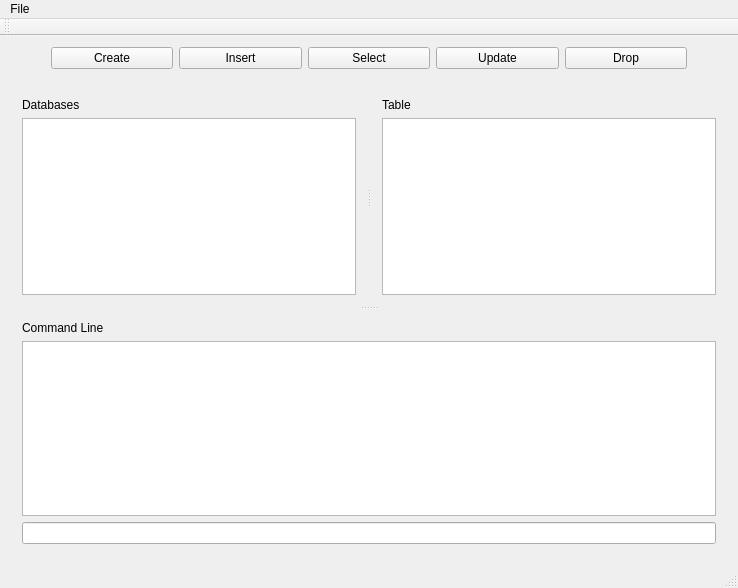
Above: SQL Manager/src/SQLManagerGUI.ui from CBall02/Senior-Project before the change. Below: the same form after it.
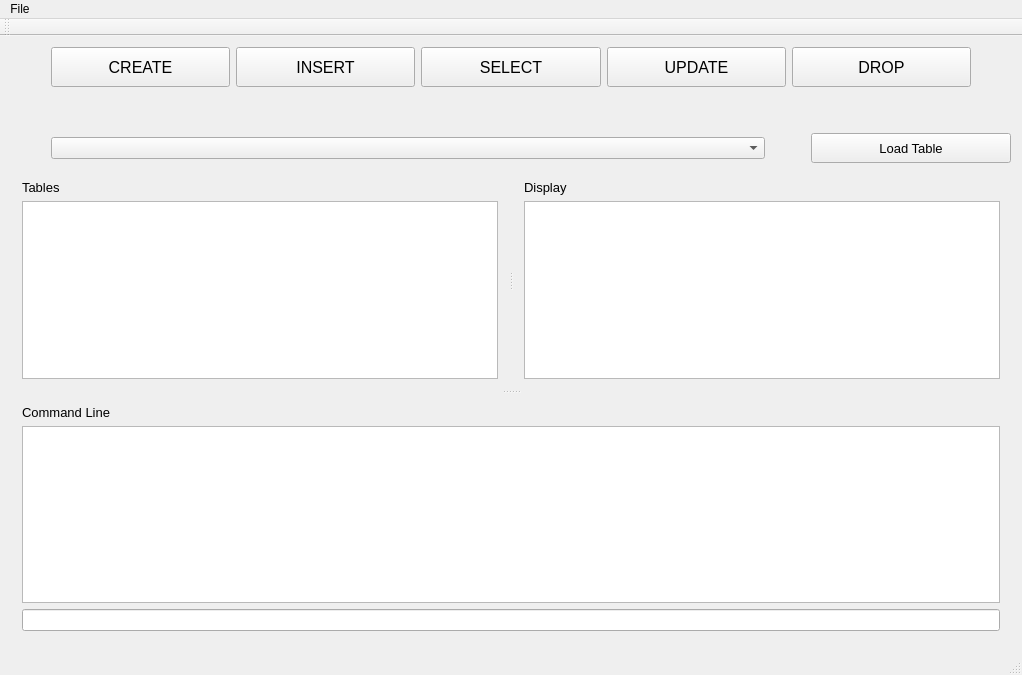
That is the form after the change.

Commit message: Added list for table names and table to be displayed selection

```diff
--- a/SQL Manager/src/SQLManagerGUI.ui
+++ b/SQL Manager/src/SQLManagerGUI.ui
@@ -6,14 +6,78 @@
    <rect>
     <x>0</x>
     <y>0</y>
-    <width>738</width>
-    <height>588</height>
+    <width>1022</width>
+    <height>675</height>
    </rect>
   </property>
   <property name="windowTitle">
    <string>SQLManagerGUI</string>
   </property>
   <widget class="QWidget" name="centralWidget">
+   <property name="palette">
+    <palette>
+     <active>
+      <colorrole role="Base">
+       <brush brushstyle="SolidPattern">
+        <color alpha="255">
+         <red>255</red>
+         <green>255</green>
+         <blue>255</blue>
+        </color>
+       </brush>
+      </colorrole>
+      <colorrole role="Window">
+       <brush brushstyle="SolidPattern">
+        <color alpha="255">
+         <red>240</red>
+         <green>240</green>
+         <blue>240</blue>
+        </color>
+       </brush>
+      </colorrole>
+     </active>
+     <inactive>
+      <colorrole role="Base">
+       <brush brushstyle="SolidPattern">
+        <color alpha="255">
+         <red>255</red>
+         <green>255</green>
+         <blue>255</blue>
+        </color>
+       </brush>
+      </colorrole>
+      <colorrole role="Window">
+       <brush brushstyle="SolidPattern">
+        <color alpha="255">
+         <red>240</red>
+         <green>240</green>
+         <blue>240</blue>
+        </color>
+       </brush>
+      </colorrole>
+     </inactive>
+     <disabled>
+      <colorrole role="Base">
+       <brush brushstyle="SolidPattern">
+        <color alpha="255">
+         <red>240</red>
+         <green>240</green>
+         <blue>240</blue>
+        </color>
+       </brush>
+      </colorrole>
+      <colorrole role="Window">
+       <brush brushstyle="SolidPattern">
+        <color alpha="255">
+         <red>240</red>
+         <green>240</green>
+         <blue>240</blue>
+        </color>
+       </brush>
+      </colorrole>
+     </disabled>
+    </palette>
+   </property>
    <layout class="QVBoxLayout" name="verticalLayout_4">
     <item>
      <layout class="QHBoxLayout" name="horizontalLayout">
@@ -35,36 +99,103 @@
       </item>
       <item>
        <widget class="QPushButton" name="createButton">
+        <property name="minimumSize">
+         <size>
+          <width>0</width>
+          <height>40</height>
+         </size>
+        </property>
+        <property name="sizeIncrement">
+         <size>
+          <width>0</width>
+          <height>0</height>
+         </size>
+        </property>
+        <property name="baseSize">
+         <size>
+          <width>0</width>
+          <height>0</height>
+         </size>
+        </property>
+        <property name="font">
+         <font>
+          <pointsize>12</pointsize>
+         </font>
+        </property>
         <property name="text">
-         <string>Create</string>
+         <string>CREATE</string>
         </property>
        </widget>
       </item>
       <item>
        <widget class="QPushButton" name="insertButton">
+        <property name="minimumSize">
+         <size>
+          <width>0</width>
+          <height>40</height>
+         </size>
+        </property>
+        <property name="font">
+         <font>
+          <pointsize>12</pointsize>
+         </font>
+        </property>
         <property name="text">
-         <string>Insert</string>
+         <string>INSERT</string>
         </property>
        </widget>
       </item>
       <item>
        <widget class="QPushButton" name="selectButton">
+        <property name="minimumSize">
+         <size>
+          <width>0</width>
+          <height>40</height>
+         </size>
+        </property>
+        <property name="font">
+         <font>
+          <pointsize>12</pointsize>
+         </font>
+        </property>
         <property name="text">
-         <string>Select</string>
+         <string>SELECT</string>
         </property>
        </widget>
       </item>
       <item>
        <widget class="QPushButton" name="updateButton">
+        <property name="minimumSize">
+         <size>
+          <width>0</width>
+          <height>40</height>
+         </size>
+        </property>
+        <property name="font">
+         <font>
+          <pointsize>12</pointsize>
+         </font>
+        </property>
         <property name="text">
-         <string>Update</string>
+         <string>UPDATE</string>
         </property>
        </widget>
       </item>
       <item>
        <widget class="QPushButton" name="dropButton">
+        <property name="minimumSize">
+         <size>
+          <width>0</width>
+          <height>40</height>
+         </size>
+        </property>
+        <property name="font">
+         <font>
+          <pointsize>12</pointsize>
+         </font>
+        </property>
         <property name="text">
-         <string>Drop</string>
+         <string>DROP</string>
         </property>
        </widget>
       </item>
@@ -92,7 +223,7 @@
        <enum>Qt::Vertical</enum>
       </property>
       <property name="sizeType">
-       <enum>QSizePolicy::Maximum</enum>
+       <enum>QSizePolicy::Minimum</enum>
       </property>
       <property name="sizeHint" stdset="0">
        <size>
@@ -102,39 +233,95 @@
       </property>
      </spacer>
     </item>
+    <item>
+     <layout class="QHBoxLayout" name="horizontalLayout_2">
+      <item>
+       <spacer name="horizontalSpacer_3">
+        <property name="orientation">
+         <enum>Qt::Horizontal</enum>
+        </property>
+        <property name="sizeType">
+         <enum>QSizePolicy::Minimum</enum>
+        </property>
+        <property name="sizeHint" stdset="0">
+         <size>
+          <width>40</width>
+          <height>20</height>
+         </size>
+        </property>
+       </spacer>
+      </item>
+      <item>
+       <widget class="QComboBox" name="tablesComboBox"/>
+      </item>
+      <item>
+       <spacer name="horizontalSpacer_4">
+        <property name="orientation">
+         <enum>Qt::Horizontal</enum>
+        </property>
+        <property name="sizeType">
+         <enum>QSizePolicy::Maximum</enum>
+        </property>
+        <property name="sizeHint" stdset="0">
+         <size>
+          <width>40</width>
+          <height>20</height>
+         </size>
+        </property>
+       </spacer>
+      </item>
+      <item>
+       <widget class="QPushButton" name="loadTableButton">
+        <property name="minimumSize">
+         <size>
+          <width>0</width>
+          <height>30</height>
+         </size>
+        </property>
+        <property name="maximumSize">
+         <size>
+          <width>200</width>
+          <height>16777215</height>
+         </size>
+        </property>
+        <property name="font">
+         <font>
+          <pointsize>10</pointsize>
+         </font>
+        </property>
+        <property name="text">
+         <string>Load Table</string>
+        </property>
+       </widget>
+      </item>
+     </layout>
+    </item>
     <item>
      <widget class="QSplitter" name="splitter_2">
-      <property name="minimumSize">
-       <size>
-        <width>0</width>
-        <height>0</height>
-       </size>
-      </property>
       <property name="orientation">
        <enum>Qt::Vertical</enum>
       </property>
       <widget class="QSplitter" name="splitter">
-       <property name="sizePolicy">
-        <sizepolicy hsizetype="Expanding" vsizetype="Preferred">
-         <horstretch>0</horstretch>
-         <verstretch>0</verstretch>
-        </sizepolicy>
-       </property>
-       <property name="minimumSize">
-        <size>
-         <width>0</width>
-         <height>0</height>
-        </size>
-       </property>
        <property name="orientation">
         <enum>Qt::Horizontal</enum>
        </property>
-       <widget class="QWidget" name="verticalLayoutWidget_2">
+       <widget class="QWidget" name="">
         <layout class="QVBoxLayout" name="verticalLayout_2">
          <item>
           <widget class="QLabel" name="label">
+           <property name="maximumSize">
+            <size>
+             <width>70</width>
+             <height>16777215</height>
+            </size>
+           </property>
+           <property name="font">
+            <font>
+             <pointsize>10</pointsize>
+            </font>
+           </property>
            <property name="text">
-            <string>Databases</string>
+            <string>Tables</string>
            </property>
           </widget>
          </item>
@@ -143,12 +330,17 @@
          </item>
         </layout>
        </widget>
-       <widget class="QWidget" name="verticalLayoutWidget_3">
+       <widget class="QWidget" name="">
         <layout class="QVBoxLayout" name="verticalLayout_3">
          <item>
           <widget class="QLabel" name="label_3">
+           <property name="font">
+            <font>
+             <pointsize>10</pointsize>
+            </font>
+           </property>
            <property name="text">
-            <string>Table</string>
+            <string>Display</string>
            </property>
           </widget>
          </item>
@@ -162,6 +354,11 @@
        <layout class="QVBoxLayout" name="verticalLayout">
         <item>
          <widget class="QLabel" name="label_2">
+          <property name="font">
+           <font>
+            <pointsize>10</pointsize>
+           </font>
+          </property>
           <property name="text">
            <string>Command Line</string>
           </property>
@@ -184,7 +381,7 @@
     <rect>
      <x>0</x>
      <y>0</y>
-     <width>738</width>
+     <width>1022</width>
      <height>22</height>
     </rect>
    </property>
```
Left out of the diff: 2 changed lines with no effect on the pictures. The commit also changes 5 other files.
